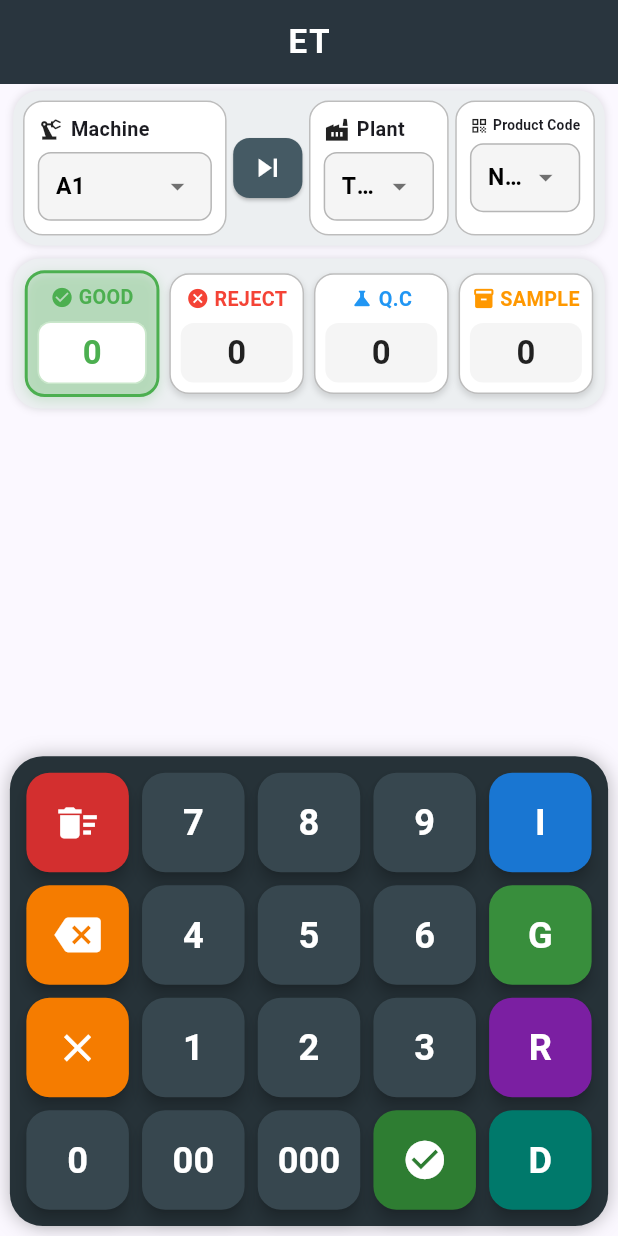
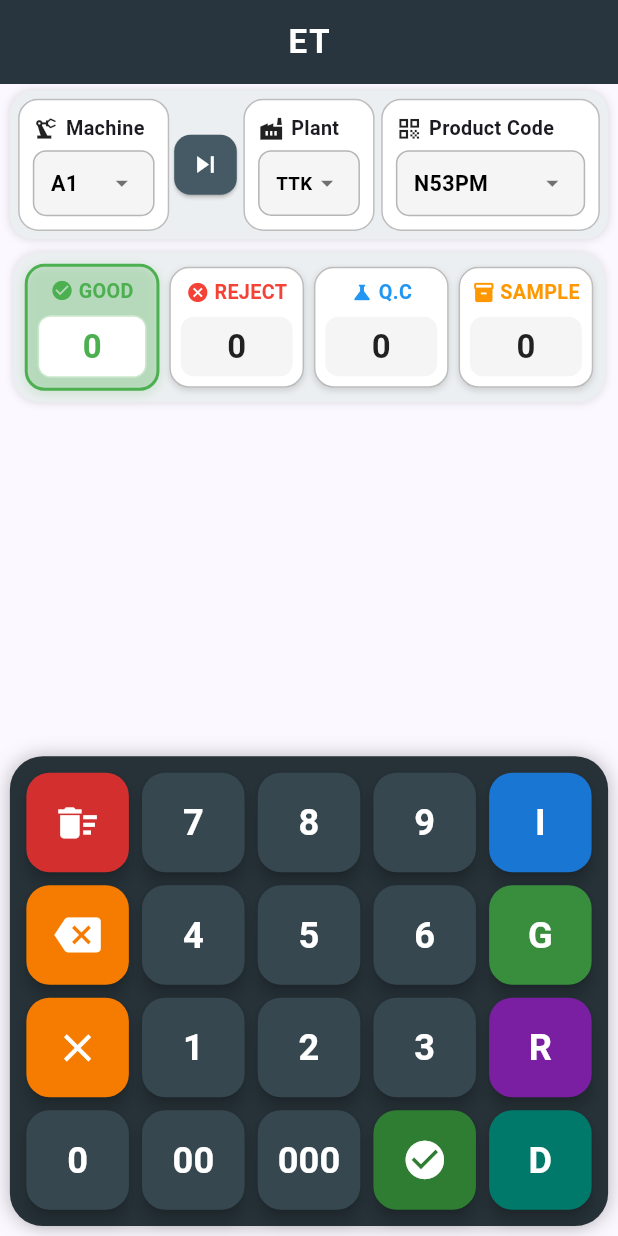
Before and after one commit to mdparvez44/Calculator, a Flutter app: the screen it shows after launch, on a phone screen of 412 x 824 dp. Run offline on Flutter 3.47's test engine with Material 3 defaults, Android fonts, the phone set to English and light mode, and no system bars; our stand-ins replace file_picker, share_plus, sqflite, sqflite_common_ffi; missing offline and left inert: excel; accounts and stored records are empty.

Commit message:
Fix product code truncation so full product code is visible

```diff
--- a/lib/widgets/dropdowns.dart
+++ b/lib/widgets/dropdowns.dart
@@ -152,22 +152,25 @@ class Dropdowns extends StatelessWidget {
                 mainAxisAlignment: MainAxisAlignment.spaceBetween,
                 children: [
                   Expanded(
+                    child: FittedBox(
+                      fit: BoxFit.scaleDown,
+                      alignment: Alignment.centerLeft,
                       child: Text(
-                      displayValue, // Will now correctly show the item or "Select"
+                        displayValue,
+                        maxLines: 1,
                         style: TextStyle(
-                        fontSize: 14 * scale,
+                          fontSize: 13 * scale,
                           fontWeight: FontWeight.bold,
-                        // Make placeholder text slightly faded
                           color: displayValue == "Select"
                               ? Colors.black54
                               : Colors.black,
                         ),
-                      overflow: TextOverflow.ellipsis,
+                      ),
                     ),
                   ),
                   Icon(
                     Icons.arrow_drop_down,
-                    size: 20 * scale,
+                    size: 18 * scale,
                     color: Colors.black54,
                   ),
                 ],
@@ -186,11 +189,11 @@ class Dropdowns extends StatelessWidget {
     double scale = (screenWidth / 375).clamp(0.8, 1.25);
 
     return Container(
-      margin: EdgeInsets.symmetric(horizontal: 8 * scale, vertical: 4 * scale),
-      padding: EdgeInsets.all(6 * scale),
+      margin: EdgeInsets.symmetric(horizontal: 6 * scale, vertical: 4 * scale),
+      padding: EdgeInsets.all(5 * scale),
       decoration: BoxDecoration(
         color: const Color(0xffeceff1),
-        borderRadius: BorderRadius.circular(16 * scale),
+        borderRadius: BorderRadius.circular(14 * scale),
         boxShadow: const [BoxShadow(blurRadius: 4, color: Colors.black12)],
       ),
       child: IntrinsicHeight(
@@ -198,7 +201,7 @@ class Dropdowns extends StatelessWidget {
           crossAxisAlignment: CrossAxisAlignment.stretch,
           children: [
             Expanded(
-              flex: 2,
+              flex: 5,
               child: Row(
                 children: [
                   Expanded(
@@ -212,11 +215,11 @@ class Dropdowns extends StatelessWidget {
                       scale,
                     ),
                   ),
-                  SizedBox(width: 4 * scale),
+                  SizedBox(width: 3 * scale),
                   Tooltip(
                     message: "Next Machine",
                     child: SizedBox(
-                      width: 42 * scale,
+                      width: 38 * scale,
                       child: ElevatedButton(
                         style: ElevatedButton.styleFrom(
                           padding: EdgeInsets.zero,
@@ -227,7 +230,7 @@ class Dropdowns extends StatelessWidget {
                           ),
                         ),
                         onPressed: p.nextMachine,
-                        child: Icon(Icons.skip_next, size: 22 * scale),
+                        child: Icon(Icons.skip_next, size: 20 * scale),
                       ),
                     ),
                   ),
@@ -236,6 +239,7 @@ class Dropdowns extends StatelessWidget {
             ),
             SizedBox(width: 4 * scale),
             Expanded(
+              flex: 3,
               child: dropBox(
                 context,
                 "Plant",
@@ -248,6 +252,7 @@ class Dropdowns extends StatelessWidget {
             ),
             SizedBox(width: 4 * scale),
             Expanded(
+              flex: 5,
               child: dropBox(
                 context,
                 "Product Code",
```
Lines whose indentation alone changed are shown as unchanged.
